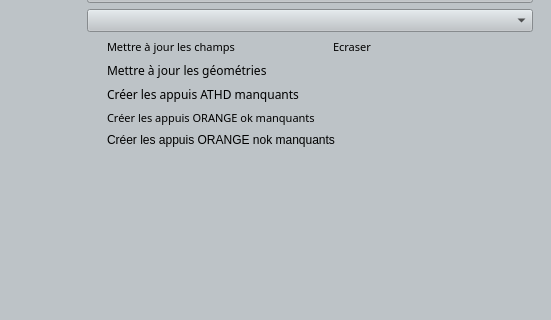
This is control_comac_dockwidget_base.ui in sducournau/controle_comac as Qt 5 draws it before an edit; both pictures show x 0 to 551 and y 190 to 510 of the 551 by 947 pixel window. The edited form follows.
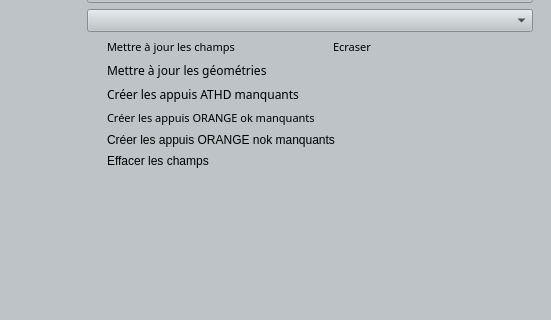
This is the edited form. The open tabs and pages were chosen to show the change. Icons and pictures are not drawn. Custom widgets are drawn as their Qt base class.

Commit message: effacer données poteaux capft

Diff of the .ui file:
```diff
--- a/control_comac_dockwidget_base.ui
+++ b/control_comac_dockwidget_base.ui
@@ -2208,6 +2208,13 @@
               </property>
              </widget>
             </item>
+            <item row="10" column="1">
+             <widget class="QCheckBox" name="checkBox_capft_maj_fields_erase">
+              <property name="text">
+               <string>Effacer les champs</string>
+              </property>
+             </widget>
+            </item>
            </layout>
           </item>
          </layout>
```
Left out of the diff: 8 changed lines with no effect on the pictures. The commit also changes 2 other files.
